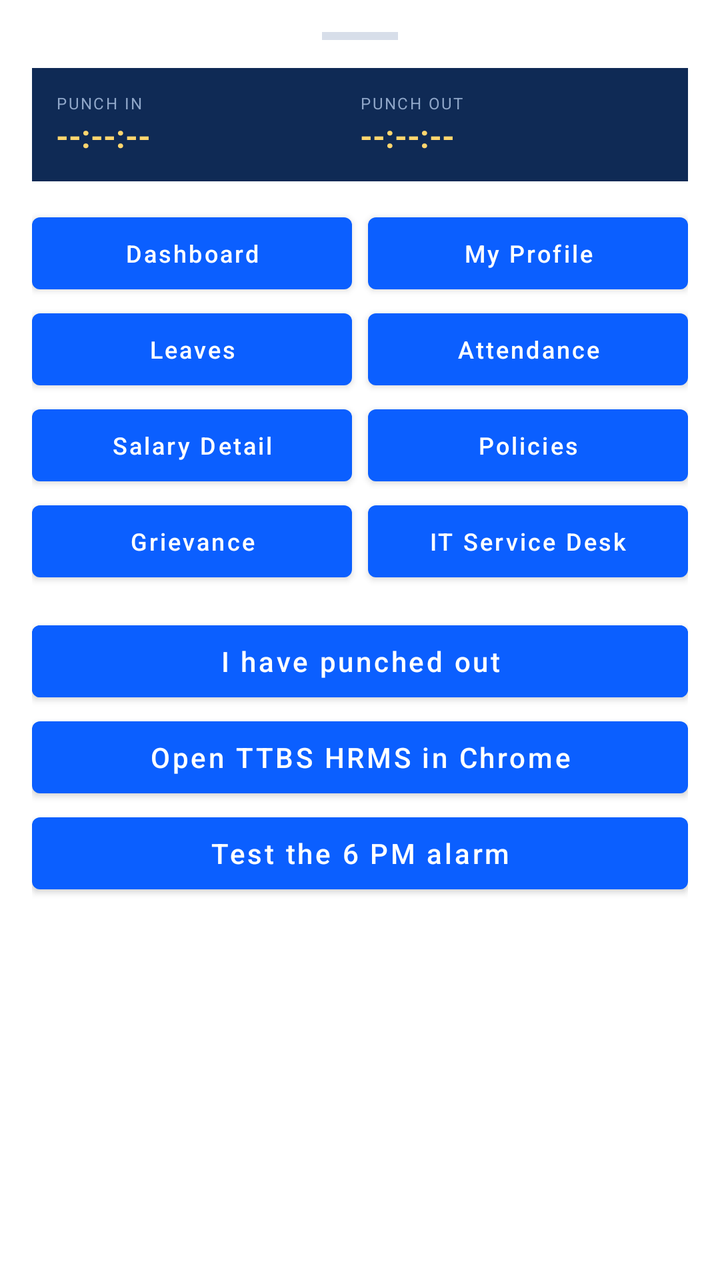
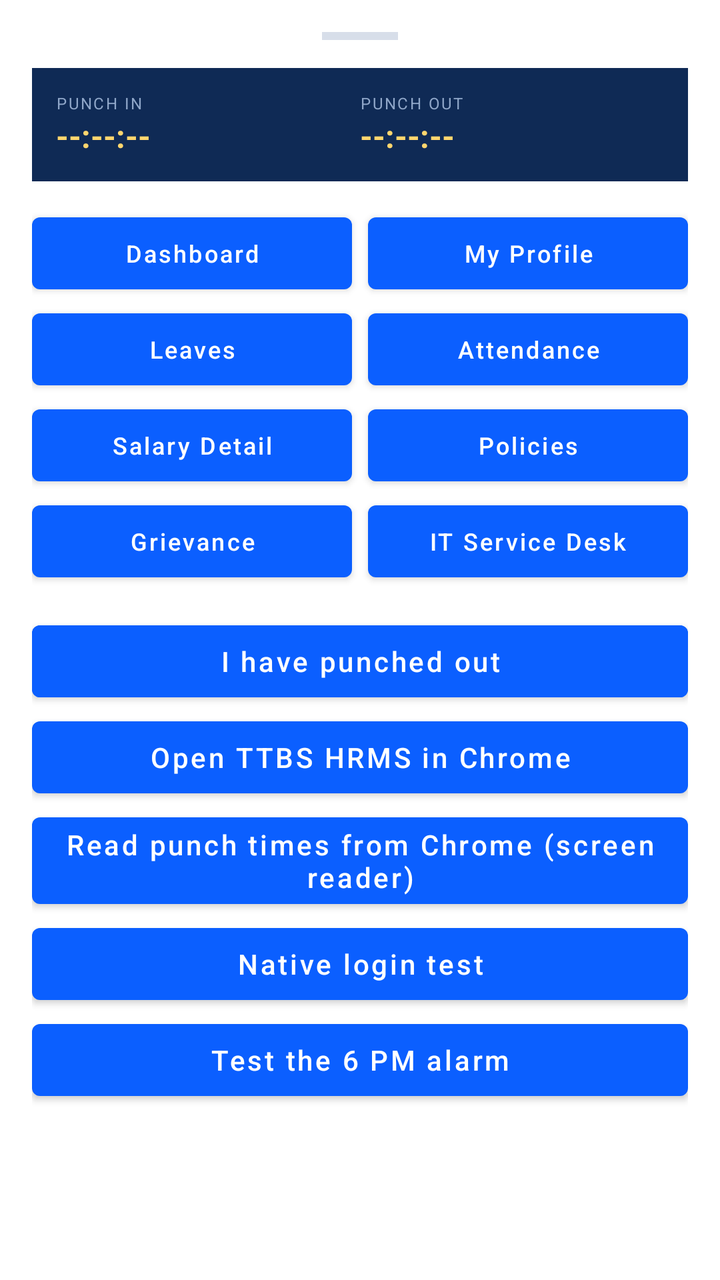

Two renders of the same Android screen: before a commit and after it. Below are the layout's source before the change and the commit's diff.
<!-- AndroidManifest.xml: application theme Theme.TTBS_HRMS -->
<!-- res/layout/sheet_menu.xml -->
<?xml version="1.0" encoding="utf-8"?>
<ScrollView xmlns:android="http://schemas.android.com/apk/res/android"
    android:layout_width="match_parent"
    android:layout_height="wrap_content"
    android:background="#FFFFFF">

    <LinearLayout
        android:layout_width="match_parent"
        android:layout_height="wrap_content"
        android:orientation="vertical"
        android:padding="16dp">

        <View
            android:layout_width="38dp"
            android:layout_height="4dp"
            android:layout_gravity="center_horizontal"
            android:layout_marginBottom="14dp"
            android:background="#D7DEE9" />

        <LinearLayout
            android:layout_width="match_parent"
            android:layout_height="wrap_content"
            android:background="#0F2A55"
            android:orientation="horizontal"
            android:padding="12dp">

            <LinearLayout
                android:layout_width="0dp"
                android:layout_height="wrap_content"
                android:layout_weight="1"
                android:orientation="vertical">

                <TextView
                    android:layout_width="wrap_content"
                    android:layout_height="wrap_content"
                    android:letterSpacing="0.1"
                    android:text="PUNCH IN"
                    android:textColor="#8FA6C8"
                    android:textSize="8sp" />

                <TextView
                    android:id="@+id/sheetPunchIn"
                    android:layout_width="wrap_content"
                    android:layout_height="wrap_content"
                    android:text="--:--:--"
                    android:textColor="#FFD66E"
                    android:textSize="16sp"
                    android:textStyle="bold" />
            </LinearLayout>

            <LinearLayout
                android:layout_width="0dp"
                android:layout_height="wrap_content"
                android:layout_weight="1"
                android:orientation="vertical">

                <TextView
                    android:layout_width="wrap_content"
                    android:layout_height="wrap_content"
                    android:letterSpacing="0.1"
                    android:text="PUNCH OUT"
                    android:textColor="#8FA6C8"
                    android:textSize="8sp" />

                <TextView
                    android:id="@+id/sheetPunchOut"
                    android:layout_width="wrap_content"
                    android:layout_height="wrap_content"
                    android:text="--:--:--"
                    android:textColor="#FFD66E"
                    android:textSize="16sp"
                    android:textStyle="bold" />
            </LinearLayout>
        </LinearLayout>

        <LinearLayout
            android:layout_width="match_parent"
            android:layout_height="wrap_content"
            android:layout_marginTop="12dp"
            android:orientation="horizontal">

            <Button
                android:id="@+id/s1"
                android:layout_width="0dp"
                android:layout_height="wrap_content"
                android:layout_weight="1"
                android:text="Dashboard"
                android:textAllCaps="false"
                android:textSize="12sp" />

            <Button
                android:id="@+id/s2"
                android:layout_width="0dp"
                android:layout_height="wrap_content"
                android:layout_marginStart="8dp"
                android:layout_weight="1"
                android:text="My Profile"
                android:textAllCaps="false"
                android:textSize="12sp" />
        </LinearLayout>

        <LinearLayout
            android:layout_width="match_parent"
            android:layout_height="wrap_content"
            android:orientation="horizontal">

            <Button
                android:id="@+id/s3"
                android:layout_width="0dp"
                android:layout_height="wrap_content"
                android:layout_weight="1"
                android:text="Leaves"
                android:textAllCaps="false"
                android:textSize="12sp" />

            <Button
                android:id="@+id/s4"
                android:layout_width="0dp"
                android:layout_height="wrap_content"
                android:layout_marginStart="8dp"
                android:layout_weight="1"
                android:text="Attendance"
                android:textAllCaps="false"
                android:textSize="12sp" />
        </LinearLayout>

        <LinearLayout
            android:layout_width="match_parent"
            android:layout_height="wrap_content"
            android:orientation="horizontal">

            <Button
                android:id="@+id/s5"
                android:layout_width="0dp"
                android:layout_height="wrap_content"
                android:layout_weight="1"
                android:text="Salary Detail"
                android:textAllCaps="false"
                android:textSize="12sp" />

            <Button
                android:id="@+id/s6"
                android:layout_width="0dp"
                android:layout_height="wrap_content"
                android:layout_marginStart="8dp"
                android:layout_weight="1"
                android:text="Policies"
                android:textAllCaps="false"
                android:textSize="12sp" />
        </LinearLayout>

        <LinearLayout
            android:layout_width="match_parent"
            android:layout_height="wrap_content"
            android:orientation="horizontal">

            <Button
                android:id="@+id/s7"
                android:layout_width="0dp"
                android:layout_height="wrap_content"
                android:layout_weight="1"
                android:text="Grievance"
                android:textAllCaps="false"
                android:textSize="12sp" />

            <Button
                android:id="@+id/s8"
                android:layout_width="0dp"
                android:layout_height="wrap_content"
                android:layout_marginStart="8dp"
                android:layout_weight="1"
                android:text="IT Service Desk"
                android:textAllCaps="false"
                android:textSize="12sp" />
        </LinearLayout>

        <Button
            android:id="@+id/sheetPunch"
            android:layout_width="match_parent"
            android:layout_height="wrap_content"
            android:layout_marginTop="12dp"
            android:backgroundTint="#0B5FFF"
            android:text="I have punched out"
            android:textAllCaps="false"
            android:textColor="#FFFFFF" />

        <Button
            android:id="@+id/sheetOpenPortal"
            android:layout_width="match_parent"
            android:layout_height="wrap_content"
            android:text="Open TTBS HRMS in Chrome"
            android:textAllCaps="false" />

        <Button
            android:id="@+id/sheetAlarm"
            android:layout_width="match_parent"
            android:layout_height="wrap_content"
            android:text="Test the 6 PM alarm"
            android:textAllCaps="false" />
    </LinearLayout>
</ScrollView>
<!-- resources referenced by this layout -->
<resources>
  <style name="Theme.TTBS_HRMS" parent="Theme.MaterialComponents.DayNight.NoActionBar">
          <item name="colorPrimary">@color/brand</item>
          <item name="colorPrimaryDark">@color/brand_dark</item>
          <item name="colorAccent">@color/brand</item>
          <item name="android:statusBarColor">@color/brand_dark</item>
      </style>
  <color name="brand">#0B5FFF</color>
  <color name="brand_dark">#073FB0</color>
</resources>

<!-- the commit's change to res/layout/sheet_menu.xml (unified diff, before → after) -->
@@ -192,6 +192,20 @@
             android:textAllCaps="false" />
 
         <Button
+            android:id="@+id/sheetReader"
+            android:layout_width="match_parent"
+            android:layout_height="wrap_content"
+            android:text="Read punch times from Chrome (screen reader)"
+            android:textAllCaps="false" />
+
+        <Button
+            android:id="@+id/sheetLoginTest"
+            android:layout_width="match_parent"
+            android:layout_height="wrap_content"
+            android:text="Native login test"
+            android:textAllCaps="false" />
+
+        <Button
             android:id="@+id/sheetAlarm"
             android:layout_width="match_parent"
             android:layout_height="wrap_content"
